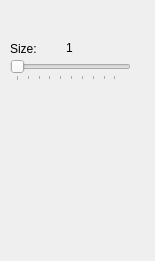
Qt form src/toolSettings/erasersettingswidget.ui (PhotoFlare/photoflare) before a commit.
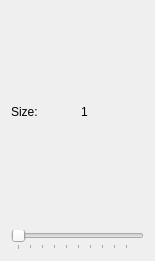
The same form after that commit.

Commit message: Fixed top margin for tool setting widgets

The edit to the form file:
```diff
--- a/src/toolSettings/erasersettingswidget.ui
+++ b/src/toolSettings/erasersettingswidget.ui
@@ -13,28 +13,26 @@
   <property name="windowTitle">
    <string>Form</string>
   </property>
+  <layout class="QGridLayout" name="gridLayout">
+   <property name="topMargin">
+    <number>0</number>
+   </property>
+   <item row="0" column="0">
   <widget class="QLabel" name="label">
-   <property name="geometry">
-    <rect>
-     <x>10</x>
-     <y>40</y>
-     <width>67</width>
-     <height>17</height>
-    </rect>
-   </property>
    <property name="text">
     <string>Size:</string>
    </property>
   </widget>
+   </item>
+   <item row="0" column="1">
+    <widget class="QLabel" name="radiusValueLabel">
+     <property name="text">
+      <string>1</string>
+     </property>
+    </widget>
+   </item>
+   <item row="1" column="0" colspan="2">
   <widget class="QSlider" name="radiusSlider">
-   <property name="geometry">
-    <rect>
-     <x>10</x>
-     <y>60</y>
-     <width>121</width>
-     <height>21</height>
-    </rect>
-   </property>
    <property name="minimum">
     <number>1</number>
    </property>
@@ -60,19 +58,8 @@
     <number>0</number>
    </property>
   </widget>
-  <widget class="QLabel" name="radiusValueLabel">
-   <property name="geometry">
-    <rect>
-     <x>66</x>
-     <y>40</y>
-     <width>61</width>
-     <height>16</height>
-    </rect>
-   </property>
-   <property name="text">
-    <string>1</string>
-   </property>
-  </widget>
+   </item>
+  </layout>
  </widget>
  <resources/>
  <connections/>
```
Left out of the diff: 4 changed lines with no effect on the pictures. Lines whose indentation alone changed are shown as unchanged. The commit also changes 9 other files.
